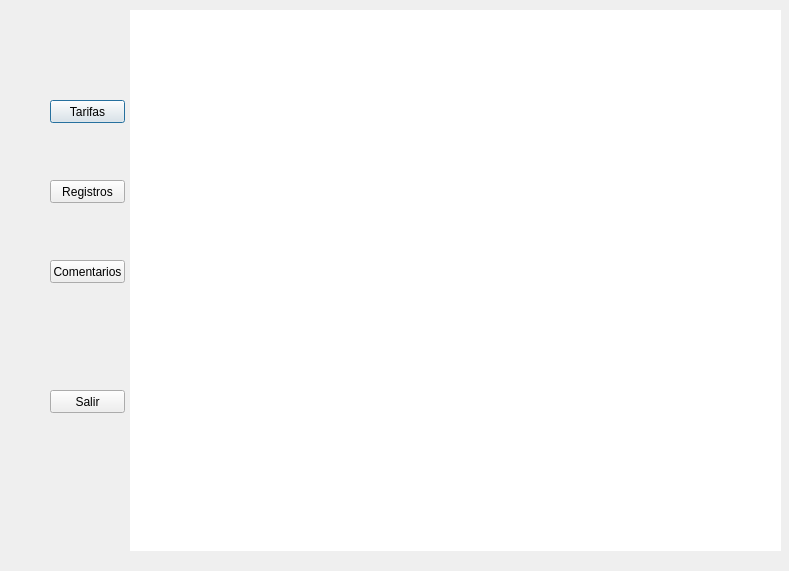
This is Estacionamiento/administrador.ui in FernandoHS-0/Estacionamiento as Qt 5 draws it before an edit. The edited form follows.
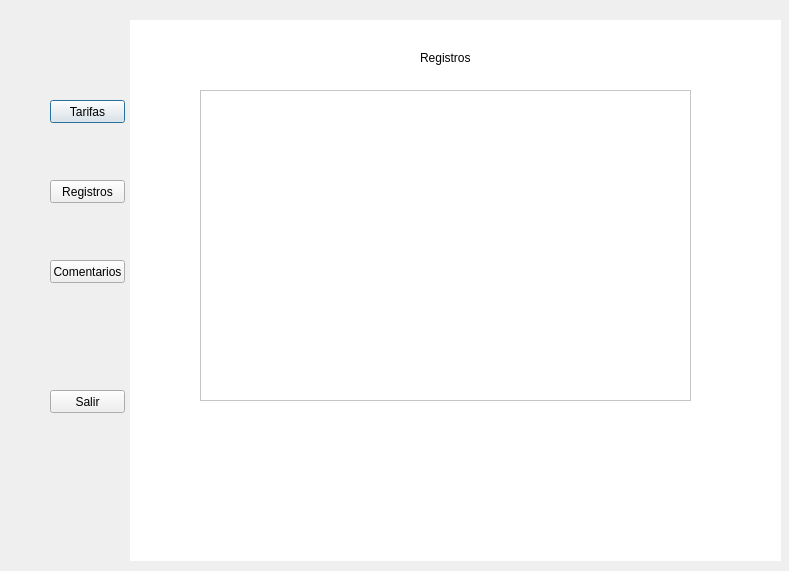
This is the edited form. The open tabs and pages were chosen to show the change.

Patch:
```diff
--- a/Estacionamiento/administrador.ui
+++ b/Estacionamiento/administrador.ui
@@ -56,7 +56,7 @@
    <property name="geometry">
     <rect>
      <x>130</x>
-     <y>10</y>
+     <y>20</y>
      <width>651</width>
      <height>541</height>
     </rect>
@@ -219,7 +219,31 @@
      </property>
     </widget>
    </widget>
-   <widget class="QWidget" name="page_2"/>
+   <widget class="QWidget" name="page_2">
+    <widget class="QLabel" name="label_5">
+     <property name="geometry">
+      <rect>
+       <x>290</x>
+       <y>30</y>
+       <width>81</width>
+       <height>16</height>
+      </rect>
+     </property>
+     <property name="text">
+      <string>Registros</string>
+     </property>
+    </widget>
+    <widget class="QTableWidget" name="Registros">
+     <property name="geometry">
+      <rect>
+       <x>70</x>
+       <y>70</y>
+       <width>491</width>
+       <height>311</height>
+      </rect>
+     </property>
+    </widget>
+   </widget>
    <widget class="QWidget" name="Comentarios">
     <widget class="QLabel" name="label">
      <property name="geometry">
```
